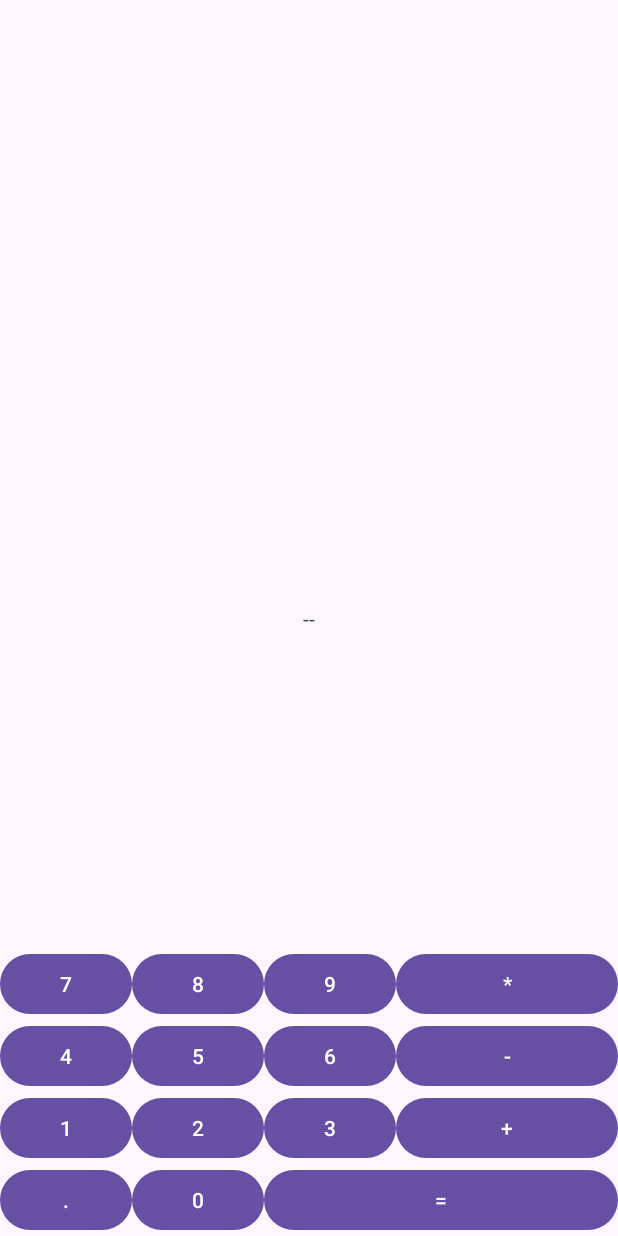
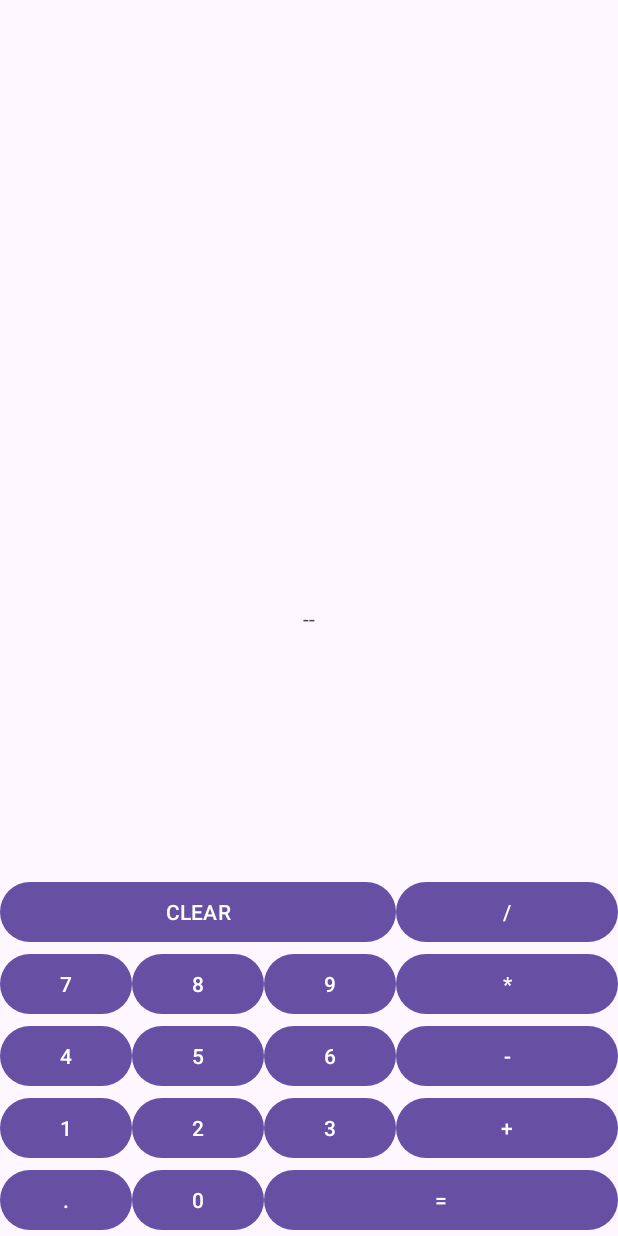
Before and after one commit to MiNeris0/Calculator, an Android app: the screen it shows after launch (MainActivity), on a phone screen of 412 x 824 dp. Run offline under Robolectric (Android 15) with nearby library versions, the phone set to English and light mode, and no system bars; libraries missing offline, so code that uses them is left out: com.ezylang.evalex.

Commit message:
created button 'clear'

```diff
--- a/app/src/main/java/com/example/calculator/MainActivity.kt
+++ b/app/src/main/java/com/example/calculator/MainActivity.kt
@@ -107,6 +107,9 @@ class MainActivity : AppCompatActivity() {
             val expression = Expression(stringExpression)
             val expressionResult = expression.evaluate().numberValue
             resultTextView.text = expressionResult.toString()
+
+            numberStringBuilder.clear()
+            numberStringBuilder.append(expressionResult.toString())
         }
     }
 }
--- a/app/src/main/res/layout/activity_main.xml
+++ b/app/src/main/res/layout/activity_main.xml
@@ -140,4 +140,22 @@
         android:layout_width="0dp"
         android:layout_height="wrap_content" />
 
+    <Button
+        app:layout_constraintLeft_toRightOf="@id/nine_button"
+        app:layout_constraintBottom_toTopOf="@id/multiply_button"
+        app:layout_constraintRight_toRightOf="parent"
+        android:text="/"
+        android:id="@+id/divide_button"
+        android:layout_width="0dp"
+        android:layout_height="wrap_content" />
+
+    <Button
+        app:layout_constraintLeft_toLeftOf="parent"
+        app:layout_constraintBottom_toTopOf="@id/nine_button"
+        app:layout_constraintRight_toLeftOf="@id/divide_button"
+        android:text="CLEAR"
+        android:id="@+id/clear_button"
+        android:layout_width="0dp"
+        android:layout_height="wrap_content" />
+
 </androidx.constraintlayout.widget.ConstraintLayout>
```
